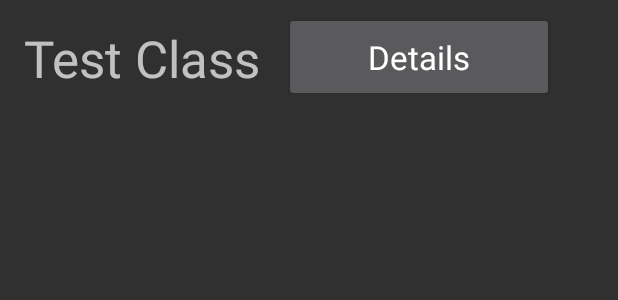
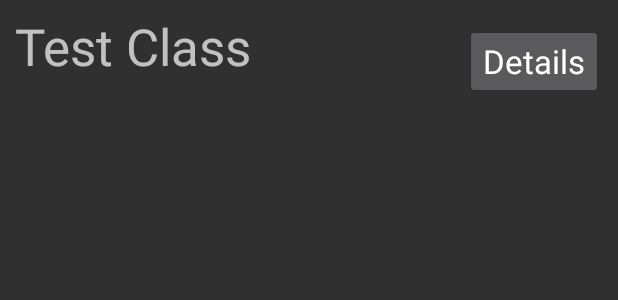
Before and after one commit to macklinhrw/ClassApp, an Android app: the layout adapter_class.xml on its own in the app's theme, with its tools: preview values and no code run, on a phone screen of 412 x 824 dp. Shown: the top 300 px of the screen. Run offline under Robolectric (Android 15) with nearby library versions, the phone set to English and light mode, and no system bars.

Commit message:
Add infrastructure for classes, update classes RecyclerView, update User class

```diff
--- a/app/src/main/java/com/ClassNote/blank_app/NewUserActivity.java
+++ b/app/src/main/java/com/ClassNote/blank_app/NewUserActivity.java
@@ -11,6 +11,7 @@ import android.widget.Toast;
 import androidx.appcompat.app.AppCompatActivity;
 
 import com.ClassNote.blank_app.ConnectMySQL;
+import com.ClassNote.blank_app.Enums.Path;
 
 public class NewUserActivity extends AppCompatActivity {
 
@@ -25,6 +26,7 @@ public class NewUserActivity extends AppCompatActivity {
         final EditText registerEmailEditText = findViewById(R.id.registerEmailEditText);
         final EditText registerNameEditText = findViewById(R.id.registerNameEditText);
 
+        // TODO : Restrict passwords
 
         registerBtn.setOnClickListener(new View.OnClickListener() {
             @Override
@@ -40,7 +42,7 @@ public class NewUserActivity extends AppCompatActivity {
                     //TODO : goto the profile page
 
                     Intent startIntent = new Intent(getApplicationContext(), HomeActivity.class);
-                    startIntent.putExtra(LoginActivity.ACTIVE_USER, new User(username, password));
+                    startIntent.putExtra(Path.ACTIVE_USER.str, new User(username, password));
                     startActivity(startIntent);
 
 
--- a/app/src/main/java/com/Example/login_example/data/LoginDataSource.java
+++ b/app/src/main/java/com/Example/login_example/data/LoginDataSource.java
@@ -5,7 +5,7 @@ import com.Example.login_example.data.model.LoggedInUser;
 import java.io.IOException;
 
 /**
- * Class that handles authentication w/ login credentials and retrieves user information.
+ * SchoolClass that handles authentication w/ login credentials and retrieves user information.
  */
 public class LoginDataSource {
 
--- a/app/src/main/java/com/Example/login_example/data/LoginRepository.java
+++ b/app/src/main/java/com/Example/login_example/data/LoginRepository.java
@@ -3,7 +3,7 @@ package com.Example.login_example.data;
 import com.Example.login_example.data.model.LoggedInUser;
 
 /**
- * Class that requests authentication and user information from the remote data source and
+ * SchoolClass that requests authentication and user information from the remote data source and
  * maintains an in-memory cache of login status and user credentials information.
  */
 public class LoginRepository {
--- a/app/src/main/java/com/Example/login_example/login/ui/LoggedInUserView.java
+++ b/app/src/main/java/com/Example/login_example/login/ui/LoggedInUserView.java
@@ -1,7 +1,7 @@
 package com.Example.login_example.login.ui;
 
 /**
- * Class exposing authenticated user details to the UI.
+ * SchoolClass exposing authenticated user details to the UI.
  */
 class LoggedInUserView {
     private String displayName;
--- a/app/src/main/res/layout/adapter_class.xml
+++ b/app/src/main/res/layout/adapter_class.xml
@@ -1,7 +1,8 @@
 <?xml version="1.0" encoding="utf-8"?>
-<RelativeLayout xmlns:android="http://schemas.android.com/apk/res/android"
+<androidx.constraintlayout.widget.ConstraintLayout xmlns:android="http://schemas.android.com/apk/res/android"
     android:layout_width="match_parent"
-    android:layout_height="wrap_content">
+    android:layout_height="wrap_content"
+    xmlns:app="http://schemas.android.com/apk/res-auto">
 
 
 
@@ -9,18 +10,41 @@
         android:id="@+id/classNameTextView"
         android:layout_width="wrap_content"
         android:layout_height="wrap_content"
+        app:layout_constraintLeft_toLeftOf="parent"
+        app:layout_constraintTop_toTopOf="parent"
+        android:text="@string/test_class"
         android:textAppearance="@style/TextAppearance.AppCompat.Display1"
-        android:text="@string/test_class"
-        android:padding="16dp"/>
+        android:layout_marginLeft="10dp"
+        android:layout_marginTop="8dp"/>
+
+    <TextView
+        android:id="@+id/teacherTextView"
+        android:layout_width="wrap_content"
+        android:layout_height="wrap_content"
+        app:layout_constraintTop_toBottomOf="@+id/classNameTextView"
+        app:layout_constraintLeft_toLeftOf="parent"
+        android:layout_marginLeft="30dp"
+        android:textStyle="italic"/>
+
+    <TextView
+        android:id="@+id/periodTextView"
+        android:layout_width="wrap_content"
+        android:layout_height="wrap_content"
+        app:layout_constraintBottom_toBottomOf="parent"
+        app:layout_constraintLeft_toRightOf="@id/teacherTextView"
+        app:layout_constraintTop_toBottomOf="@id/classNameTextView"
+        android:layout_marginLeft="5dp"
+        android:textStyle="italic" />
 
     <Button
-        android:layout_width="180dp"
-        android:layout_height="60dp"
-        android:layout_alignParentTop="true"
-        android:layout_toEndOf="@+id/classNameTextView"
-        android:layout_toRightOf="@+id/classNameTextView"
+        android:id="@+id/detailsBtn"
+        android:layout_width="wrap_content"
+        android:layout_height="50dp"
+        app:layout_constraintRight_toRightOf="parent"
+        app:layout_constraintTop_toTopOf="parent"
         android:text="@string/adapter_class_details"
         android:textAppearance="@style/TextAppearance.AppCompat.Large"
-        android:layout_marginTop="8dp"/>
+        android:layout_marginRight="10dp"
+        android:layout_marginTop="16dp"/>
 
-</RelativeLayout>
+</androidx.constraintlayout.widget.ConstraintLayout>
```
Also changed, not shown: app/src/main/java/com/ClassNote/blank_app/Class.java (deleted, +0 -71 lines), app/src/main/java/com/ClassNote/blank_app/ClassesAdapter.java (+17 -3 lines), app/src/main/java/com/ClassNote/blank_app/Enums/Path.java (added, +16 -0 lines), app/src/main/java/com/ClassNote/blank_app/Enums/Type.java (added, +8 -0 lines), app/src/main/java/com/ClassNote/blank_app/HomeActivity.java (+12 -4 lines), app/src/main/java/com/ClassNote/blank_app/LoginActivity.java (+5 -7 lines), app/src/main/java/com/ClassNote/blank_app/ProfileActivity.java (+5 -7 lines), app/src/main/java/com/ClassNote/blank_app/SchoolClass.java (added, +104 -0 lines), app/src/main/java/com/ClassNote/blank_app/User.java (+10 -0 lines).
